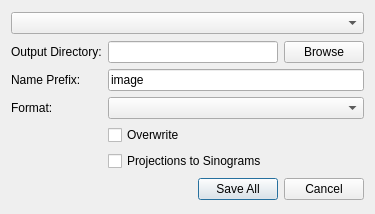
Old version of the form mantidimaging/gui/ui/save_dialog.ui in the repository mantidproject/mantidimaging.
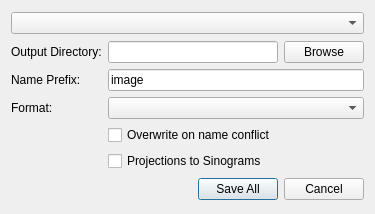
New version of the form.

Commit message: Change 'overwrite' string in save dialog

The edit to the form file:
```diff
--- a/mantidimaging/gui/ui/save_dialog.ui
+++ b/mantidimaging/gui/ui/save_dialog.ui
@@ -67,7 +67,7 @@
      <item row="3" column="1">
       <widget class="QCheckBox" name="overwriteAll">
        <property name="text">
-        <string>Overwrite</string>
+        <string>Overwrite on name conflict</string>
        </property>
        <property name="checked">
         <bool>false</bool>
```
The commit also changes 1 other file.
